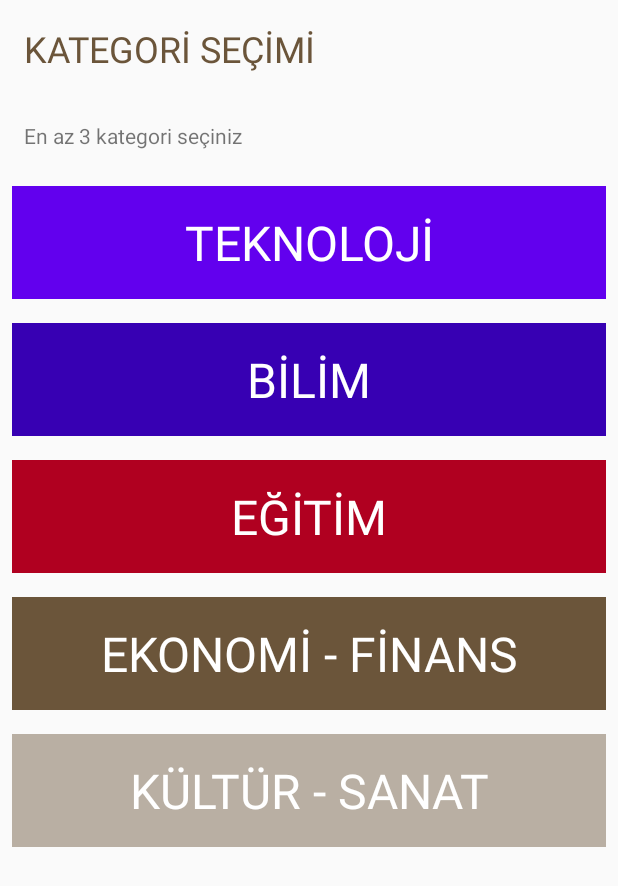
After one commit to leyla-manci/Android-Kotlin-Practice, an Android app: the CategorySelectionFragment screen opened through its navigation route, on a phone screen of 412 x 824 dp. The commit adds this screen. Shown: the top 886 px of the screen. Run offline under Robolectric (Android 15) with nearby library versions, the phone set to English and light mode, and no system bars.

Commit message:
<S-102>#development#category selection is started

```diff
--- a/app/src/main/java/lyl/manci/sence/Mock/MockList.kt
+++ b/app/src/main/java/lyl/manci/sence/Mock/MockList.kt
@@ -1,8 +1,8 @@
 package lyl.manci.sence.Mock
 
 import lyl.manci.sence.R
+import lyl.manci.sence.model.CategoryModel
 import lyl.manci.sence.model.OnboardingPagerModel
-import java.util.*
 
 
 /**       Code with ❤  ´• ل •`   ❤
@@ -33,4 +33,34 @@ object MockList {
         return list
     }
 
+    fun getCategoryList(): List<CategoryModel> {
+        val model1 = CategoryModel(
+            "TEKNOLOJİ",
+            R.color.design_default_color_primary
+        )
+
+        val model2 = CategoryModel(
+            "BİLİM",
+            R.color.design_default_color_primary_variant
+        )
+        val model3 = CategoryModel(
+            "EĞİTİM",
+            R.color.design_default_color_error
+        )
+        val model4 = CategoryModel(
+            "EKONOMİ - FİNANS",
+            R.color.colorXDarkkBack
+        )
+        val model5 = CategoryModel(
+            "KÜLTÜR - SANAT",
+            R.color.colorLightBack
+        )
+        val list1 = ArrayList<CategoryModel>()
+        list1.add(model1)
+        list1.add(model2)
+        list1.add(model3)
+        list1.add(model4)
+        list1.add(model5)
+        return list1
+    }
 }
--- /dev/null
+++ b/app/src/main/java/lyl/manci/sence/adapter/CategoryListAdapter.kt
@@ -0,0 +1,28 @@
+package lyl.manci.sence.adapter
+
+import android.view.ViewGroup
+import androidx.recyclerview.widget.RecyclerView
+import lyl.manci.sence.model.CategoryModel
+
+
+/**       Code with ❤  ´• ل •`   ❤
+▬▬▬▬▬▬▬▬▬▬▬▬▬▬▬▬▬▬▬▬▬▬▬▬▬▬▬▬▬▬▬▬▬▬▬▬▬▬▬▬▬▬▬▬▬▬▬▬
+▬     Created by Leyla Akmancı                ▬
+▬     ▬▬▬▬▬▬▬▬▬▬▬▬▬▬▬▬▬▬▬▬▬▬▬▬▬▬▬▬▬▬▬▬▬▬▬▬▬    ▬
+▬     leyla.manci@gmail.com                           ▬
+▬     ▬▬▬▬▬▬▬▬▬▬▬▬▬▬▬▬▬▬▬▬▬▬▬▬▬▬▬▬▬▬▬▬▬▬▬▬     ▬
+▬     02/08/2020 - 19:55        ▬
+▬▬▬▬▬▬▬▬▬▬▬▬▬▬▬▬▬▬▬▬▬▬▬▬▬▬▬▬▬▬▬▬▬▬▬▬▬▬▬▬▬▬▬▬▬▬▬▬
+ */
+class CategoryListAdapter(private val categoryList: List<CategoryModel>) :
+    RecyclerView.Adapter<CategoryListViewHolder>() {
+    override fun onCreateViewHolder(parent: ViewGroup, viewType: Int): CategoryListViewHolder =
+        CategoryListViewHolder(parent)
+
+
+    override fun getItemCount(): Int = categoryList.size
+
+    override fun onBindViewHolder(holder: CategoryListViewHolder, position: Int) {
+        holder.bind(categoryList[position])
+    }
+}
--- /dev/null
+++ b/app/src/main/java/lyl/manci/sence/adapter/CategoryListViewHolder.kt
@@ -0,0 +1,32 @@
+package lyl.manci.sence.adapter
+
+import android.view.LayoutInflater
+import android.view.ViewGroup
+import androidx.core.content.ContextCompat
+import androidx.recyclerview.widget.RecyclerView
+import kotlinx.android.synthetic.main.adapter_item_category_selection.view.*
+import lyl.manci.sence.R
+import lyl.manci.sence.model.CategoryModel
+
+
+/**       Code with ❤  ´• ل •`   ❤
+▬▬▬▬▬▬▬▬▬▬▬▬▬▬▬▬▬▬▬▬▬▬▬▬▬▬▬▬▬▬▬▬▬▬▬▬▬▬▬▬▬▬▬▬▬▬▬▬
+▬     Created by Leyla Akmancı                ▬
+▬     ▬▬▬▬▬▬▬▬▬▬▬▬▬▬▬▬▬▬▬▬▬▬▬▬▬▬▬▬▬▬▬▬▬▬▬▬▬    ▬
+▬     leyla.manci@gmail.com                           ▬
+▬     ▬▬▬▬▬▬▬▬▬▬▬▬▬▬▬▬▬▬▬▬▬▬▬▬▬▬▬▬▬▬▬▬▬▬▬▬     ▬
+▬     02/08/2020 - 19:42        ▬
+▬▬▬▬▬▬▬▬▬▬▬▬▬▬▬▬▬▬▬▬▬▬▬▬▬▬▬▬▬▬▬▬▬▬▬▬▬▬▬▬▬▬▬▬▬▬▬▬
+ */
+class CategoryListViewHolder(container: ViewGroup) :
+    RecyclerView.ViewHolder(
+        LayoutInflater.from(container.context)
+            .inflate(R.layout.adapter_item_category_selection, container, false)
+    ) {
+    fun bind(model: CategoryModel) {
+        itemView.txtCategory.text = model.categoryName
+        itemView.txtCategory.background =
+            ContextCompat.getDrawable(itemView.context, model.categoryColor)
+
+    }
+}
--- /dev/null
+++ b/app/src/main/java/lyl/manci/sence/enums/NavigateType.kt
@@ -0,0 +1,16 @@
+package lyl.manci.sence.enums
+
+
+/**       Code with ❤  ´• ل •`   ❤
+▬▬▬▬▬▬▬▬▬▬▬▬▬▬▬▬▬▬▬▬▬▬▬▬▬▬▬▬▬▬▬▬▬▬▬▬▬▬▬▬▬▬▬▬▬▬▬▬
+▬     Created by Leyla Akmancı                ▬
+▬     ▬▬▬▬▬▬▬▬▬▬▬▬▬▬▬▬▬▬▬▬▬▬▬▬▬▬▬▬▬▬▬▬▬▬▬▬▬    ▬
+▬     leyla.manci@gmail.com                           ▬
+▬     ▬▬▬▬▬▬▬▬▬▬▬▬▬▬▬▬▬▬▬▬▬▬▬▬▬▬▬▬▬▬▬▬▬▬▬▬     ▬
+▬     02/08/2020 - 16:39        ▬
+▬▬▬▬▬▬▬▬▬▬▬▬▬▬▬▬▬▬▬▬▬▬▬▬▬▬▬▬▬▬▬▬▬▬▬▬▬▬▬▬▬▬▬▬▬▬▬▬
+ */
+enum class NavigateType {
+
+    SplashToOnBoarding, SplashToLogin, SplashToDashBoard, OnBoardingToCategorySelection
+}
--- /dev/null
+++ b/app/src/main/java/lyl/manci/sence/model/CategoryModel.kt
@@ -0,0 +1,16 @@
+package lyl.manci.sence.model
+
+
+/**       Code with ❤  ´• ل •`   ❤
+▬▬▬▬▬▬▬▬▬▬▬▬▬▬▬▬▬▬▬▬▬▬▬▬▬▬▬▬▬▬▬▬▬▬▬▬▬▬▬▬▬▬▬▬▬▬▬▬
+▬     Created by Leyla Akmancı                ▬
+▬     ▬▬▬▬▬▬▬▬▬▬▬▬▬▬▬▬▬▬▬▬▬▬▬▬▬▬▬▬▬▬▬▬▬▬▬▬▬    ▬
+▬     leyla.manci@gmail.com                           ▬
+▬     ▬▬▬▬▬▬▬▬▬▬▬▬▬▬▬▬▬▬▬▬▬▬▬▬▬▬▬▬▬▬▬▬▬▬▬▬     ▬
+▬     02/08/2020 - 19:40        ▬
+▬▬▬▬▬▬▬▬▬▬▬▬▬▬▬▬▬▬▬▬▬▬▬▬▬▬▬▬▬▬▬▬▬▬▬▬▬▬▬▬▬▬▬▬▬▬▬▬
+ */
+data class CategoryModel(
+    val categoryName: String,
+    val categoryColor: Int
+)
--- /dev/null
+++ b/app/src/main/java/lyl/manci/sence/navigation/Navigation.kt
@@ -0,0 +1,35 @@
+package lyl.manci.sence.navigation
+
+import androidx.fragment.app.Fragment
+import androidx.navigation.fragment.findNavController
+import lyl.manci.sence.R
+import lyl.manci.sence.enums.NavigateType
+
+
+/**       Code with ❤  ´• ل •`   ❤
+▬▬▬▬▬▬▬▬▬▬▬▬▬▬▬▬▬▬▬▬▬▬▬▬▬▬▬▬▬▬▬▬▬▬▬▬▬▬▬▬▬▬▬▬▬▬▬▬
+▬     Created by Leyla Akmancı                ▬
+▬     ▬▬▬▬▬▬▬▬▬▬▬▬▬▬▬▬▬▬▬▬▬▬▬▬▬▬▬▬▬▬▬▬▬▬▬▬▬    ▬
+▬     leyla.manci@gmail.com                           ▬
+▬     ▬▬▬▬▬▬▬▬▬▬▬▬▬▬▬▬▬▬▬▬▬▬▬▬▬▬▬▬▬▬▬▬▬▬▬▬     ▬
+▬     02/08/2020 - 16:32        ▬
+▬▬▬▬▬▬▬▬▬▬▬▬▬▬▬▬▬▬▬▬▬▬▬▬▬▬▬▬▬▬▬▬▬▬▬▬▬▬▬▬▬▬▬▬▬▬▬▬
+ */
+
+infix fun Fragment.anyFragmentToAnotherFragment(fragmentId: NavigateType) {
+    when (fragmentId) {
+        NavigateType.SplashToDashBoard -> {
+            findNavController().navigate(R.id.action_splashFragment_to_dashboardFragment)
+        }
+        NavigateType.SplashToLogin -> {
+            findNavController().navigate(R.id.action_splashFragment_to_loginFragment)
+        }
+        NavigateType.SplashToOnBoarding -> {
+            findNavController().navigate(R.id.action_splashFragment_to_onboardingFragment)
+        }
+        NavigateType.OnBoardingToCategorySelection -> {
+
+            findNavController().navigate(R.id.action_onboardingFragment_to_categorySelectionFragment)
+        }
+    }
+}
--- /dev/null
+++ b/app/src/main/java/lyl/manci/sence/ui/CategorySelectionFragment.kt
@@ -0,0 +1,18 @@
+package lyl.manci.sence.ui
+
+import android.os.Bundle
+import android.view.View
+import androidx.fragment.app.Fragment
+import kotlinx.android.synthetic.main.fragment_category_selection.*
+import lyl.manci.sence.Mock.MockList
+import lyl.manci.sence.R
+import lyl.manci.sence.adapter.CategoryListAdapter
+
+
+class CategorySelectionFragment : Fragment(R.layout.fragment_category_selection) {
+    override fun onViewCreated(view: View, savedInstanceState: Bundle?) {
+        super.onViewCreated(view, savedInstanceState)
+        rvCategorySelection.adapter = CategoryListAdapter(MockList.getCategoryList())
+
+    }
+}
--- a/app/src/main/java/lyl/manci/sence/ui/OnboardingFragment.kt
+++ b/app/src/main/java/lyl/manci/sence/ui/OnboardingFragment.kt
@@ -10,6 +10,8 @@ import kotlinx.android.synthetic.main.fragment_onboarding.*
 import lyl.manci.sence.Mock.MockList
 import lyl.manci.sence.R
 import lyl.manci.sence.adapter.OnboardingPagerAdapter
+import lyl.manci.sence.enums.NavigateType
+import lyl.manci.sence.navigation.anyFragmentToAnotherFragment
 
 
 class OnboardingFragment : Fragment(R.layout.fragment_onboarding) {
@@ -33,8 +35,12 @@ class OnboardingFragment : Fragment(R.layout.fragment_onboarding) {
             arrangeButtonVisibility(vpOnBoardingPage.currentItem)
         }
         nextOrFinishButton.setOnClickListener {
-            vpOnBoardingPage.currentItem++
-            arrangeButtonVisibility(vpOnBoardingPage.currentItem)
+            if (vpOnBoardingPage.currentItem == (MockList.onBoardPageCount - 1)) {
+                this anyFragmentToAnotherFragment NavigateType.OnBoardingToCategorySelection
+            } else {
+                vpOnBoardingPage.currentItem++
+                arrangeButtonVisibility(vpOnBoardingPage.currentItem)
+            }
         }
 
     }
--- a/app/src/main/java/lyl/manci/sence/ui/SplashFragment.kt
+++ b/app/src/main/java/lyl/manci/sence/ui/SplashFragment.kt
@@ -1,9 +1,12 @@
 package lyl.manci.sence.ui
 
 import android.os.Bundle
+import android.os.CountDownTimer
 import android.view.View
 import androidx.fragment.app.Fragment
 import lyl.manci.sence.R
+import lyl.manci.sence.enums.NavigateType
+import lyl.manci.sence.navigation.anyFragmentToAnotherFragment
 import lyl.manci.sence.util.extChangeActionBarVisibility
 
 
@@ -11,5 +14,28 @@ class SplashFragment : Fragment(R.layout.fragment_splash) {
     override fun onViewCreated(view: View, savedInstanceState: Bundle?) {
         super.onViewCreated(view, savedInstanceState)
         requireActivity() extChangeActionBarVisibility false
+        object : CountDownTimer(3000, 1000) {
+            override fun onFinish() {
+                if (true) {
+                    //ilk kez giriyor ise
+                    this@SplashFragment anyFragmentToAnotherFragment NavigateType.SplashToOnBoarding
+                } else {
+                    if (false) {
+                        //daha önce login olmuş veya loginsiz devam seçeneği seçilmiştir
+                        this@SplashFragment anyFragmentToAnotherFragment NavigateType.SplashToDashBoard
+
+                    } else {
+
+                        this@SplashFragment anyFragmentToAnotherFragment NavigateType.SplashToLogin
+                    }
+                }
+            }
+
+            override fun onTick(millisUntilFinished: Long) {}
+
+
+        }.start()
+
+
     }
 }
--- /dev/null
+++ b/app/src/main/res/layout/adapter_item_category_selection.xml
@@ -0,0 +1,22 @@
+<?xml version="1.0" encoding="utf-8"?>
+
+<FrameLayout xmlns:android="http://schemas.android.com/apk/res/android"
+    xmlns:tools="http://schemas.android.com/tools"
+    android:layout_width="match_parent"
+    android:layout_height="wrap_content"
+    android:maxHeight="200dp">
+
+    <TextView
+        android:id="@+id/txtCategory"
+        android:layout_width="match_parent"
+        android:layout_height="match_parent"
+        android:layout_margin="8dp"
+        android:background="@color/colorDarkBack"
+        android:gravity="center"
+        android:padding="16dp"
+        android:textColor="@color/cardview_light_background"
+        android:textSize="32sp"
+        tools:text="test" />
+
+
+</FrameLayout>
--- /dev/null
+++ b/app/src/main/res/layout/fragment_category_selection.xml
@@ -0,0 +1,32 @@
+<?xml version="1.0" encoding="utf-8"?>
+<LinearLayout xmlns:android="http://schemas.android.com/apk/res/android"
+    xmlns:app="http://schemas.android.com/apk/res-auto"
+    xmlns:tools="http://schemas.android.com/tools"
+    android:layout_width="match_parent"
+    android:layout_height="match_parent"
+    android:orientation="vertical"
+    tools:context=".ui.CategorySelectionFragment">
+
+
+    <TextView
+        android:layout_width="match_parent"
+        android:layout_height="wrap_content"
+        android:padding="16dp"
+        android:text="@string/category_selection"
+        android:textColor="@color/colorXDarkkBack"
+        android:textSize="24sp" />
+
+    <TextView
+        android:layout_width="match_parent"
+        android:layout_height="wrap_content"
+        android:padding="16dp"
+        android:text="@string/category_selection_sub_text" />
+
+    <androidx.recyclerview.widget.RecyclerView
+        android:id="@+id/rvCategorySelection"
+        android:layout_width="match_parent"
+        android:layout_height="wrap_content"
+        app:layoutManager="androidx.recyclerview.widget.LinearLayoutManager"
+        tools:listitem="@layout/adapter_item_category_selection" />
+
+</LinearLayout>
--- a/app/src/main/res/layout/fragment_login.xml
+++ b/app/src/main/res/layout/fragment_login.xml
@@ -5,10 +5,9 @@
     android:layout_height="match_parent"
     tools:context=".ui.LoginFragment">
 
-    <!-- TODO: Update blank fragment layout -->
     <TextView
         android:layout_width="match_parent"
         android:layout_height="match_parent"
-        android:text="@string/hello_blank_fragment" />
+        android:text="@string/hello_login_fragment" />
 
 </FrameLayout>
--- a/app/src/main/res/layout/fragment_onboarding.xml
+++ b/app/src/main/res/layout/fragment_onboarding.xml
@@ -21,10 +21,6 @@
         app:tabBackground="@drawable/tab_pager_selector"
         app:tabGravity="center"
         app:tabIndicatorHeight="0dp" />
-
-    android:layout_width="match_parent"
-    android:layout_height="wrap_content"
-    android:orientation="horizontal">
 
     <RelativeLayout
         android:layout_width="match_parent"
--- a/app/src/main/res/layout/pager_adapter_item_onboarding.xml
+++ b/app/src/main/res/layout/pager_adapter_item_onboarding.xml
@@ -9,13 +9,13 @@
     <TextView
         android:id="@+id/titleOnboard"
         android:layout_width="match_parent"
-        android:layout_height="0dp"
-        android:layout_weight="1"
+        android:layout_height="wrap_content"
         android:paddingLeft="16dp"
         android:paddingTop="56dp"
         android:text="Connect with people around the World"
+        android:maxLines="2"
         android:textColor="@android:color/white"
-        android:textSize="24sp"
+        android:textSize="16sp"
         android:textStyle="bold" />
 
     <ImageView
@@ -23,14 +23,13 @@
         android:layout_width="match_parent"
         android:layout_height="wrap_content"
         android:layout_gravity="center_horizontal"
-
+        android:maxHeight="300dp"
         tools:ignore="InvalidId" />
 
     <TextView
         android:id="@+id/subText"
         android:layout_width="match_parent"
-        android:layout_height="0dp"
-        android:layout_weight="1"
+        android:layout_height="wrap_content"
         android:gravity="center_horizontal"
         android:paddingLeft="16dp"
         android:textColor="@android:color/white" />
--- a/app/src/main/res/navigation/nav_graph.xml
+++ b/app/src/main/res/navigation/nav_graph.xml
@@ -26,8 +26,8 @@
         android:label="fragment_onboarding"
         tools:layout="@layout/fragment_onboarding">
         <action
-            android:id="@+id/action_onboardingFragment_to_loginFragment"
-            app:destination="@id/loginFragment" />
+            android:id="@+id/action_onboardingFragment_to_categorySelectionFragment"
+            app:destination="@id/categorySelectionFragment" />
     </fragment>
     <fragment
         android:id="@+id/splashFragment"
@@ -44,4 +44,13 @@
             android:id="@+id/action_splashFragment_to_loginFragment"
             app:destination="@id/loginFragment" />
     </fragment>
+    <fragment
+        android:id="@+id/categorySelectionFragment"
+        android:name="lyl.manci.sence.ui.CategorySelectionFragment"
+        android:label="fragment_category_selection"
+        tools:layout="@layout/fragment_category_selection">
+        <action
+            android:id="@+id/action_categorySelectionFragment_to_loginFragment"
+            app:destination="@id/loginFragment" />
+    </fragment>
 </navigation>
--- a/app/src/main/res/values/strings.xml
+++ b/app/src/main/res/values/strings.xml
@@ -3,4 +3,7 @@
     <!-- TODO: Remove or change this placeholder text -->
     <string name="hello_blank_fragment">Hello blank fragment</string>
     <string name="hello_splash_fragment">TEVHﺁD</string>
+    <string name="hello_login_fragment">Login</string>
+    <string name="category_selection">KATEGORİ SEÇİMİ</string>
+    <string name="category_selection_sub_text">En az  3 kategori seçiniz</string>
 </resources>
```
